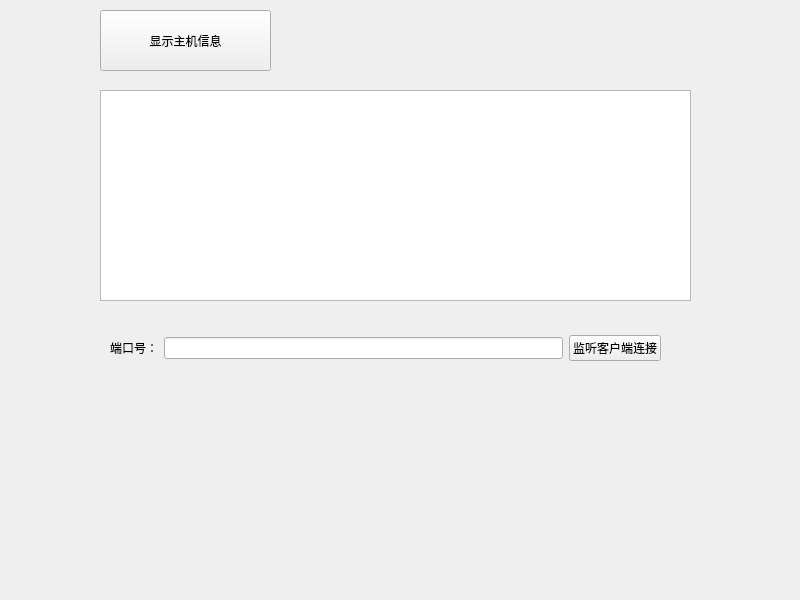
Before: the Qt Designer form src/网络功能实现/Widget.ui in CourseTeamProject/Teamwork, drawn with Qt 5.
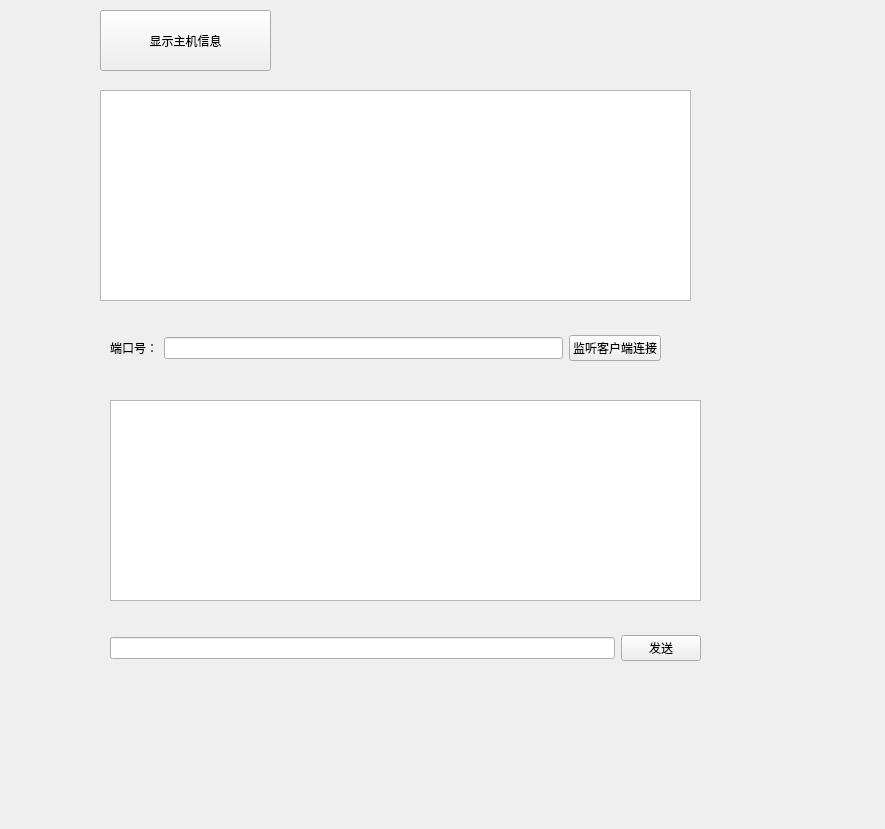
After: the same form once the commit is applied.

```diff
--- a/src/网络功能实现/Widget.ui
+++ b/src/网络功能实现/Widget.ui
@@ -6,8 +6,8 @@
    <rect>
     <x>0</x>
     <y>0</y>
-    <width>800</width>
-    <height>600</height>
+    <width>885</width>
+    <height>829</height>
    </rect>
   </property>
   <property name="windowTitle">
@@ -65,6 +65,38 @@
     </item>
    </layout>
   </widget>
+  <widget class="QTextEdit" name="messageText">
+   <property name="geometry">
+    <rect>
+     <x>110</x>
+     <y>400</y>
+     <width>591</width>
+     <height>201</height>
+    </rect>
+   </property>
+  </widget>
+  <widget class="QWidget" name="">
+   <property name="geometry">
+    <rect>
+     <x>110</x>
+     <y>630</y>
+     <width>591</width>
+     <height>36</height>
+    </rect>
+   </property>
+   <layout class="QHBoxLayout" name="horizontalLayout_2">
+    <item>
+     <widget class="QLineEdit" name="messageEdit"/>
+    </item>
+    <item>
+     <widget class="QPushButton" name="sendBtn">
+      <property name="text">
+       <string>发送</string>
+      </property>
+     </widget>
+    </item>
+   </layout>
+  </widget>
  </widget>
  <resources/>
  <connections/>
```
Left out of the diff: 2 changed lines with no effect on the pictures.
